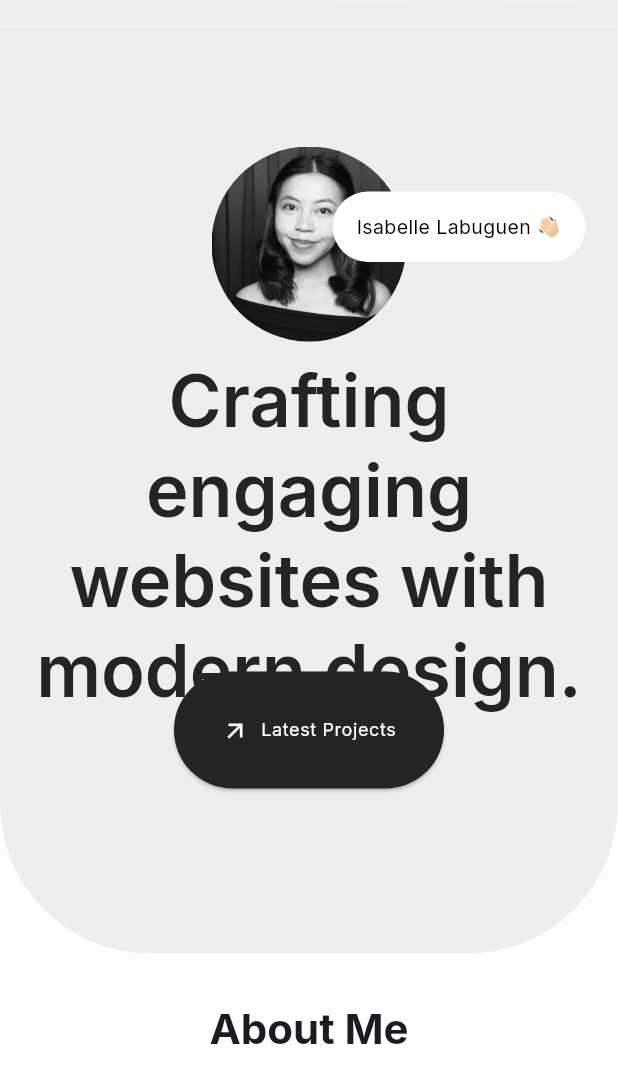
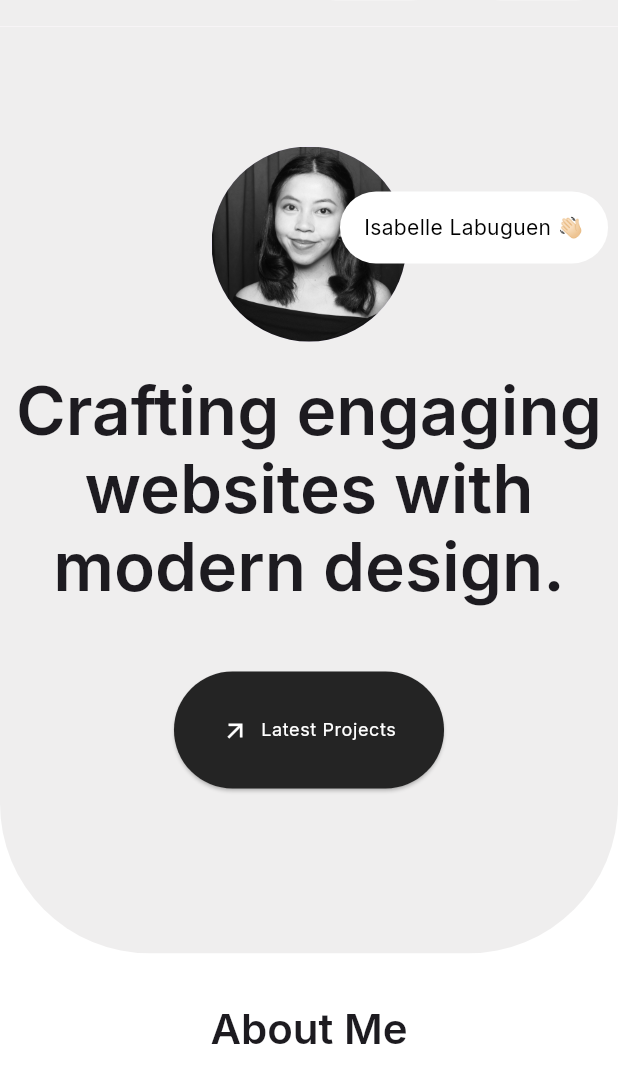
Before and after one commit to isabellelbgn/flutter-portfolio, a Flutter app: the screen it shows after launch, on a phone screen of 412 x 824 dp, the part 146-1236 px from its top. Run offline on Flutter 3.47's test engine with Material 3 defaults, Android fonts, the phone set to English and light mode, and no system bars; our stand-ins replace font_awesome_flutter.

```diff
--- a/lib/about_me.dart
+++ b/lib/about_me.dart
@@ -16,7 +16,7 @@ class AboutMe extends StatelessWidget {
           Text(
             'About Me',
             style: Theme.of(context).textTheme.headlineMedium?.copyWith(
-                  fontWeight: FontWeight.bold,
+                  fontWeight: FontWeight.w600,
                 ),
             textAlign: TextAlign.center,
           ),
--- a/lib/header.dart
+++ b/lib/header.dart
@@ -35,7 +35,7 @@ class Header extends StatelessWidget {
         ),
         Positioned(
           top: 110,
-          left: 200,
+          left: 220,
           right: 0,
           child: Center(
             child: Container(
@@ -54,13 +54,15 @@ class Header extends StatelessWidget {
           ),
         ),
         Positioned(
-          top: 220,
+          top: 230,
           left: 0,
           right: 0,
           child: Center(
             child: Text(
               'Crafting engaging\nwebsites with\nmodern design.',
-              style: Theme.of(context).textTheme.headlineLarge,
+              style: Theme.of(context).textTheme.displayMedium?.copyWith(
+                    fontWeight: FontWeight.w600,
+                  ),
               textAlign: TextAlign.center,
             ),
           ),
--- a/lib/main.dart
+++ b/lib/main.dart
@@ -1,4 +1,5 @@
 import 'package:flutter/material.dart';
+import 'package:flutter_portfolio/projects.dart';
 import 'app_bar.dart';
 import 'header.dart';
 import 'about_me.dart';
@@ -16,16 +17,6 @@ class MainApp extends StatelessWidget {
       debugShowCheckedModeBanner: false,
       theme: ThemeData(
         fontFamily: 'Inter',
-        textTheme: const TextTheme().copyWith(
-          bodyMedium: const TextStyle(
-              fontSize: 13, color: Color.fromRGBO(36, 36, 36, 1)),
-          bodySmall: const TextStyle(
-              fontSize: 12, color: Color.fromRGBO(36, 36, 36, 1)),
-          headlineLarge: const TextStyle(
-              fontSize: 48,
-              color: Color.fromRGBO(36, 36, 36, 1),
-              fontWeight: FontWeight.w600),
-        ),
       ),
       home: Scaffold(
         appBar: const CustomAppBar(),
@@ -37,6 +28,7 @@ class MainApp extends StatelessWidget {
               children: <Widget>[
                 Header(),
                 AboutMe(),
+                Projects(),
               ],
             ),
           ),
```
Also changed, not shown: lib/projects.dart (added, +146 -0 lines).
